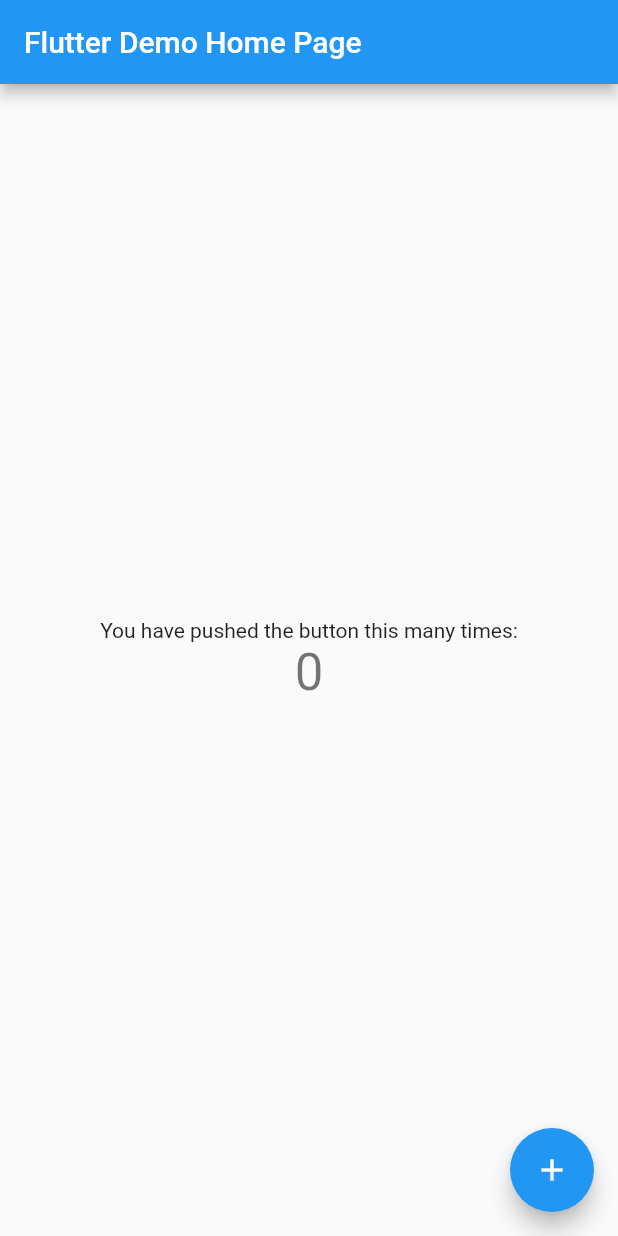
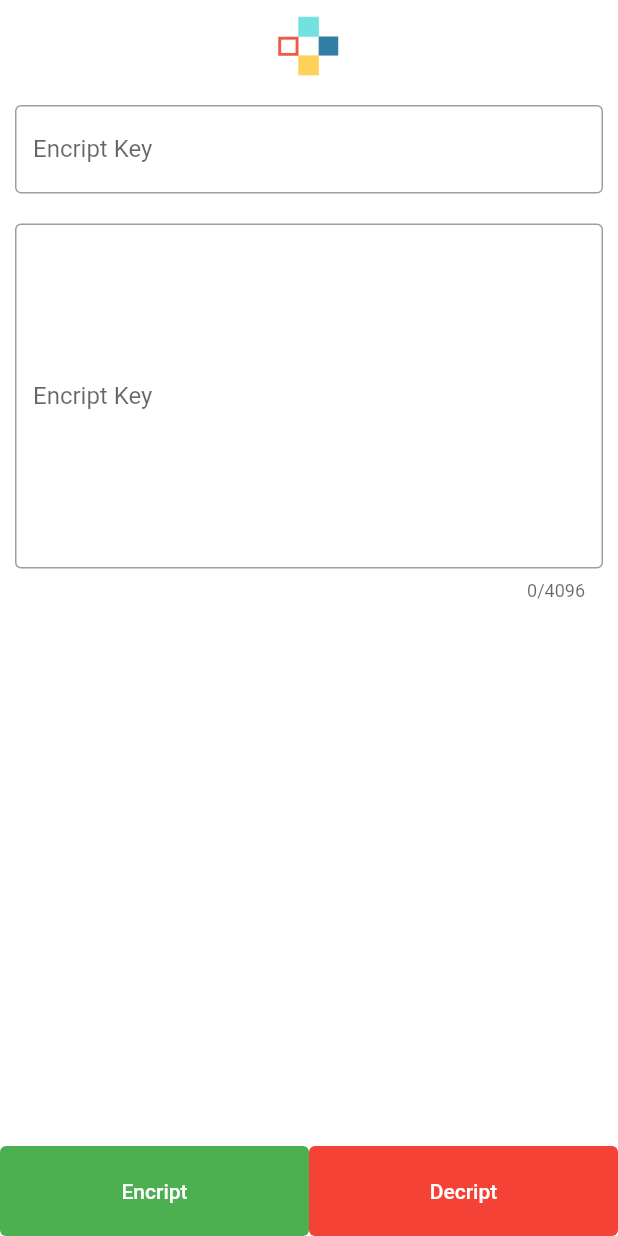
Before and after one commit to rezafarazi/encript_project, a Flutter app: the screen it shows after launch, on a phone screen of 412 x 824 dp. Run offline on Flutter 3.47's test engine with Material 2 defaults, Android fonts, the phone set to English and light mode, and no system bars.

Commit message:
Try For First Release

```diff
--- /dev/null
+++ b/lib/Screens/ActivityMain.dart
@@ -0,0 +1,155 @@
+import 'package:encript_project/Screens/ActivityResult.dart';
+import 'package:flutter/cupertino.dart';
+import 'package:flutter/material.dart';
+
+class ActivityMainState extends StatefulWidget
+{
+
+  @override
+  State<StatefulWidget> createState() => ActivityMain();
+
+}
+
+class ActivityMain extends State<ActivityMainState>
+{
+
+  //Main Function Start
+  @override
+  Widget build(BuildContext context)
+  {
+    return Scaffold(
+      bottomNavigationBar: BottomButtons(context),
+      backgroundColor: Colors.white,
+      body: SingleChildScrollView(
+        child: Center(
+            child: Column(
+              children: [
+
+                TopAppBar(context)
+                ,
+                EncriptKeyBox(context)
+                ,
+                TextBox(context)
+
+              ],
+            )
+        ),
+      ),
+    );
+  }
+  //Main Function End
+
+
+  //TopBar Start
+  Widget TopAppBar(BuildContext context)
+  {
+    return Container(
+      height: 60,
+      child: Center(
+        child: Image.asset('assets/images/logo.png',width: 50,height: 50,),
+      )
+    );
+  }
+  //TopBar End
+
+
+  //Encript Key Box Start
+  Widget EncriptKeyBox(BuildContext context)
+  {
+    return Container(
+      width: MediaQuery.of(context).size.width,
+      padding: EdgeInsets.all(10),
+      child: TextField(
+        decoration: InputDecoration(
+          border: OutlineInputBorder(),
+          labelText: 'Encript Key',
+          hintText: 'Exmaple : abc65564cdscjkdscbdjs',
+        ),
+      ),
+    );
+  }
+  //Encript Key Box End
+
+
+  //Encript Key Box Start
+  Widget TextBox(BuildContext context)
+  {
+    return Container(
+      width: MediaQuery.of(context).size.width,
+      height: MediaQuery.of(context).size.height-150,
+      padding: EdgeInsets.all(10),
+      child: TextField(
+        keyboardType: TextInputType.multiline,
+        maxLines: 10,
+        maxLength: 4096,
+        decoration: InputDecoration(
+          border: OutlineInputBorder(),
+          labelText: 'Encript Key',
+          hintText: 'Exmaple : abc65564cdscjkdscbdjs',
+        ),
+      ),
+    );
+  }
+  //Encript Key Box End
+
+
+  //Bottom Buttons Start
+  Widget BottomButtons(BuildContext context)
+  {
+    return Container(
+      width: MediaQuery.of(context).size.width,
+      height: 60,
+      child: Row(
+        children: [
+
+          Container(
+            width: MediaQuery.of(context).size.width/2,
+            height: 60,
+            child: TextButton(
+              style: TextButton.styleFrom(
+                backgroundColor: Colors.green
+              ),
+              child: Text("Encript",style: TextStyle(color: Colors.white)),
+              onPressed: (){ Encript_OnClick(context); },
+            ),
+          )
+          ,
+          Container(
+            width: MediaQuery.of(context).size.width/2,
+            height: 60,
+            child: TextButton(
+              child: Text("Decript",style: TextStyle(color: Colors.white)),
+              style: TextButton.styleFrom(
+                backgroundColor: Colors.red
+              ),
+              onPressed: (){ Decript_OnClick(context); },
+            ),
+          )
+
+        ],
+      ),
+    );
+  }
+  //Bottom Buttons End
+
+
+
+  /********************Events***************************/
+
+
+  //OnClick Encript Button Event Start
+  void Encript_OnClick(BuildContext context)
+  {
+    Navigator.push(context, MaterialPageRoute(builder: (context)=>ActivityResultState()));
+  }
+  //OnClick Encript Button Event End
+
+  //OnClick Decript Button Event Start
+  void Decript_OnClick(BuildContext context)
+  {
+    Navigator.push(context, MaterialPageRoute(builder: (context)=>ActivityResultState()));
+  }
+  //OnClick Decript Button Event End
+
+
+}
--- a/lib/main.dart
+++ b/lib/main.dart
@@ -1,115 +1,29 @@
+import 'package:encript_project/Screens/ActivityMain.dart';
 import 'package:flutter/material.dart';
 
-void main() {
-  runApp(const MyApp());
+//Main Function Start
+void main()
+{
+  runApp(MyApp());
 }
+//Main Function End
 
-class MyApp extends StatelessWidget {
-  const MyApp({Key? key}) : super(key: key);
+//Main Activity Class Start
+class MyApp extends StatelessWidget
+{
 
-  // This widget is the root of your application.
+  //Class Main Function Start
   @override
   Widget build(BuildContext context) {
     return MaterialApp(
-      title: 'Flutter Demo',
+      title: 'Encript Project',
       theme: ThemeData(
-        // This is the theme of your application.
-        //
-        // Try running your application with "flutter run". You'll see the
-        // application has a blue toolbar. Then, without quitting the app, try
-        // changing the primarySwatch below to Colors.green and then invoke
-        // "hot reload" (press "r" in the console where you ran "flutter run",
-        // or simply save your changes to "hot reload" in a Flutter IDE).
-        // Notice that the counter didn't reset back to zero; the application
-        // is not restarted.
-        primarySwatch: Colors.blue,
+        primarySwatch: Colors.green,
       ),
-      home: const MyHomePage(title: 'Flutter Demo Home Page'),
+      home: ActivityMainState(),
     );
   }
+  //Class Main Function End
+
 }
-
-class MyHomePage extends StatefulWidget {
-  const MyHomePage({Key? key, required this.title}) : super(key: key);
-
-  // This widget is the home page of your application. It is stateful, meaning
-  // that it has a State object (defined below) that contains fields that affect
-  // how it looks.
-
-  // This class is the configuration for the state. It holds the values (in this
-  // case the title) provided by the parent (in this case the App widget) and
-  // used by the build method of the State. Fields in a Widget subclass are
-  // always marked "final".
-
-  final String title;
-
-  @override
-  State<MyHomePage> createState() => _MyHomePageState();
-}
-
-class _MyHomePageState extends State<MyHomePage> {
-  int _counter = 0;
-
-  void _incrementCounter() {
-    setState(() {
-      // This call to setState tells the Flutter framework that something has
-      // changed in this State, which causes it to rerun the build method below
-      // so that the display can reflect the updated values. If we changed
-      // _counter without calling setState(), then the build method would not be
-      // called again, and so nothing would appear to happen.
-      _counter++;
-    });
-  }
-
-  @override
-  Widget build(BuildContext context) {
-    // This method is rerun every time setState is called, for instance as done
-    // by the _incrementCounter method above.
-    //
-    // The Flutter framework has been optimized to make rerunning build methods
-    // fast, so that you can just rebuild anything that needs updating rather
-    // than having to individually change instances of widgets.
-    return Scaffold(
-      appBar: AppBar(
-        // Here we take the value from the MyHomePage object that was created by
-        // the App.build method, and use it to set our appbar title.
-        title: Text(widget.title),
-      ),
-      body: Center(
-        // Center is a layout widget. It takes a single child and positions it
-        // in the middle of the parent.
-        child: Column(
-          // Column is also a layout widget. It takes a list of children and
-          // arranges them vertically. By default, it sizes itself to fit its
-          // children horizontally, and tries to be as tall as its parent.
-          //
-          // Invoke "debug painting" (press "p" in the console, choose the
-          // "Toggle Debug Paint" action from the Flutter Inspector in Android
-          // Studio, or the "Toggle Debug Paint" command in Visual Studio Code)
-          // to see the wireframe for each widget.
-          //
-          // Column has various properties to control how it sizes itself and
-          // how it positions its children. Here we use mainAxisAlignment to
-          // center the children vertically; the main axis here is the vertical
-          // axis because Columns are vertical (the cross axis would be
-          // horizontal).
-          mainAxisAlignment: MainAxisAlignment.center,
-          children: <Widget>[
-            const Text(
-              'You have pushed the button this many times:',
-            ),
-            Text(
-              '$_counter',
-              style: Theme.of(context).textTheme.headline4,
-            ),
-          ],
-        ),
-      ),
-      floatingActionButton: FloatingActionButton(
-        onPressed: _incrementCounter,
-        tooltip: 'Increment',
-        child: const Icon(Icons.add),
-      ), // This trailing comma makes auto-formatting nicer for build methods.
-    );
-  }
-}
+//Main Activity Class End
--- a/pubspec.yaml
+++ b/pubspec.yaml
@@ -58,9 +58,8 @@
   uses-material-design: true
 
   # To add assets to your application, add an assets section, like this:
-  # assets:
-  #   - images/a_dot_burr.jpeg
-  #   - images/a_dot_ham.jpeg
+  assets:
+    - assets/images/
 
   # An image asset can refer to one or more resolution-specific "variants", see
   # https://flutter.dev/assets-and-images/#resolution-aware.
```
Also changed, not shown: lib/Screens/ActivityResult.dart (added, +101 -0 lines), assets/images/logo.png (added).
